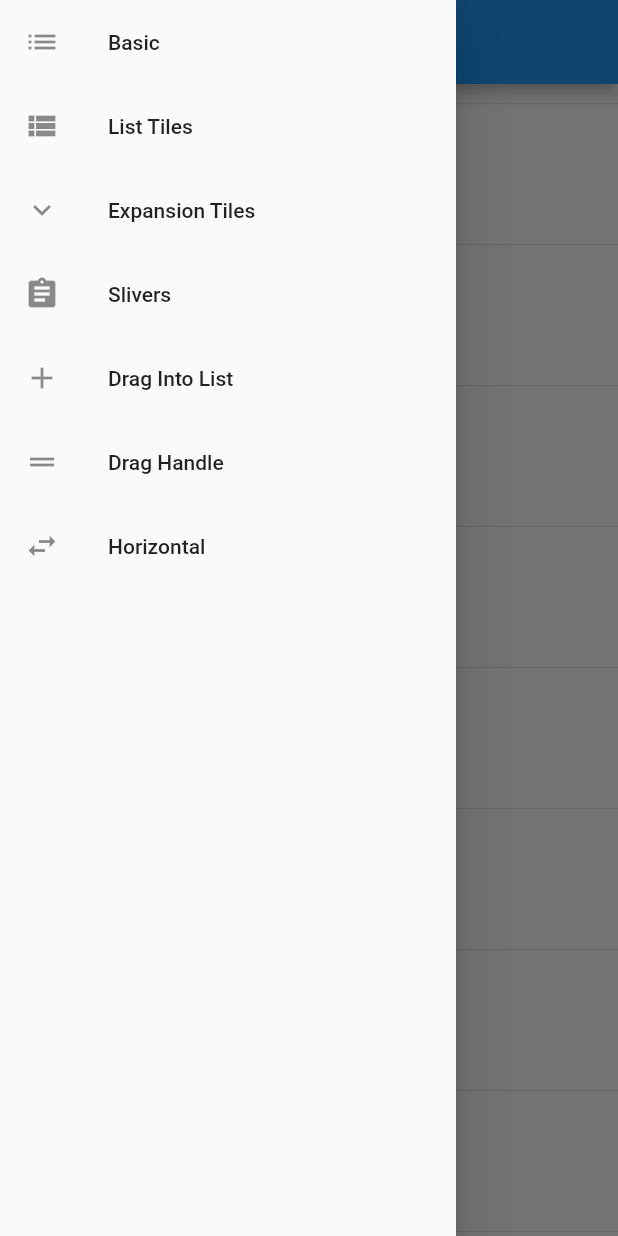
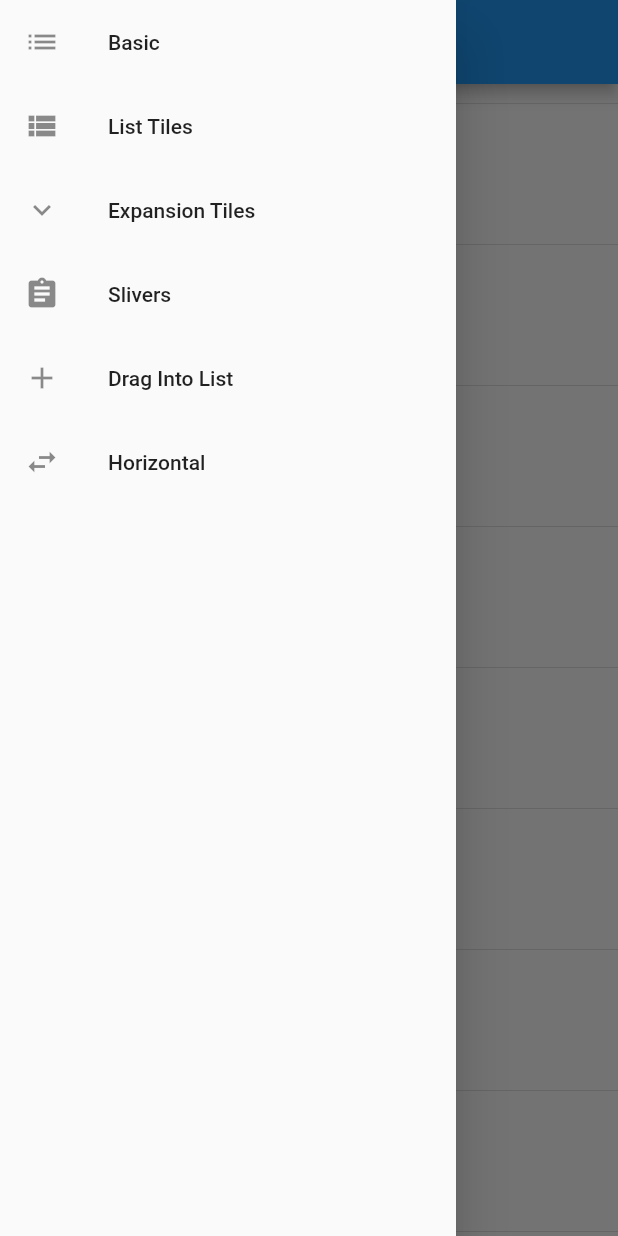
Before and after one commit to philip-brink/DragAndDropLists, a Flutter app: the screen it shows after launch, with the side drawer open, on a phone screen of 412 x 824 dp. Run offline on Flutter 3.47's test engine with Material 2 defaults, Android fonts, the phone set to English and light mode, and no system bars.

Commit message:
temporarily remove drag handle example

```diff
--- a/example/lib/navigation_drawer.dart
+++ b/example/lib/navigation_drawer.dart
@@ -48,14 +48,6 @@ class NavigationDrawer extends StatelessWidget {
             },
           ),
           ListTile(
-            title: Text('Drag Handle'),
-            leading: Icon(Icons.drag_handle),
-            onTap: () {
-              Navigator.of(context).pop();
-              Navigator.of(context).pushReplacementNamed('/');
-            },
-          ),
-          ListTile(
             title: Text('Horizontal'),
             leading: Icon(Icons.swap_horiz),
             onTap: () {
```
